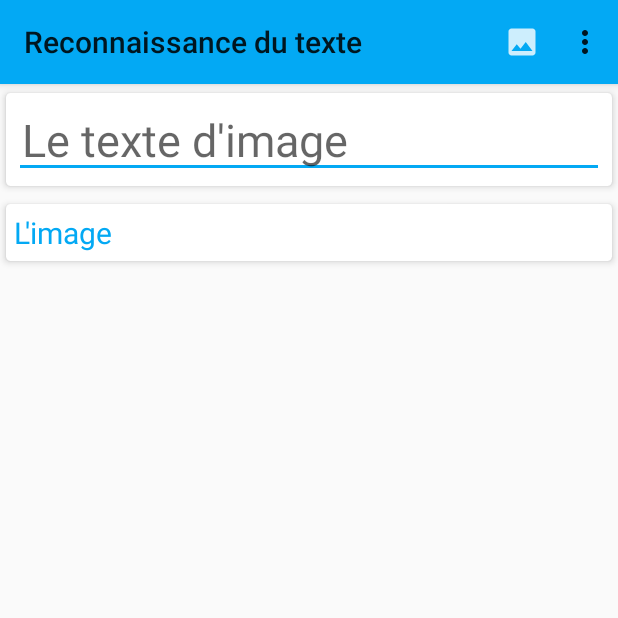
After one commit to badr1abbassi/android_project, an Android app: the Scanner screen opened directly, with no data from a screen before it, on a phone screen of 412 x 824 dp, the top half of it. The commit adds this screen. Run offline under Robolectric (Android 15) with nearby library versions, the phone set to English and light mode, and no system bars; libraries missing offline, so code that uses them is left out: com.theartofdev.edmodo.

Commit message:
image to text

```diff
--- a/app/build.gradle
+++ b/app/build.gradle
@@ -34,5 +34,9 @@ dependencies {
     implementation 'androidx.recyclerview:recyclerview:1.2.0-alpha01'
     implementation 'com.google.android.material:material:1.1.0'
 
+    //Scanner
+    implementation 'com.google.android.gms:play-services-vision:19.0.0'
+    implementation 'com.theartofdev.edmodo:android-image-cropper:2.8.+'
+
 
 }
--- /dev/null
+++ b/app/src/main/java/com/example/myapplication/Scanner.java
@@ -0,0 +1,226 @@
+package com.example.myapplication;
+
+import androidx.annotation.NonNull;
+import androidx.annotation.Nullable;
+import androidx.appcompat.app.ActionBar;
+import androidx.appcompat.app.AlertDialog;
+import androidx.appcompat.app.AppCompatActivity;
+import androidx.core.app.ActivityCompat;
+import androidx.core.content.ContextCompat;
+
+import android.Manifest;
+import android.content.ContentValues;
+import android.content.DialogInterface;
+import android.content.Intent;
+import android.content.pm.PackageManager;
+import android.graphics.Bitmap;
+import android.graphics.drawable.BitmapDrawable;
+import android.net.Uri;
+import android.os.Bundle;
+import android.provider.MediaStore;
+import android.util.SparseArray;
+import android.view.Menu;
+import android.view.MenuItem;
+import android.widget.EditText;
+import android.widget.ImageView;
+import android.widget.Switch;
+import android.widget.Toast;
+
+import com.google.android.gms.vision.Frame;
+import com.google.android.gms.vision.text.TextBlock;
+import com.google.android.gms.vision.text.TextRecognizer;
+import com.theartofdev.edmodo.cropper.CropImage;
+import com.theartofdev.edmodo.cropper.CropImageView;
+
+public class Scanner extends AppCompatActivity {
+    EditText mResultET;
+    ImageView mPreviewIv;
+
+    private static  final int CAMERA_REQUEST_CODE = 200;
+    private static  final int STORAGE_REQUEST_CODE = 400;
+    private static  final int IMAGE_PICK_GALLERY_CODE = 1000;
+    private static  final int IMAGE_PICK_CAMERA_CODE = 1001;
+
+    String cameraPermission[];
+    String storagePermission[];
+
+    Uri image_uri;
+
+    @Override
+    protected void onCreate(Bundle savedInstanceState) {
+        super.onCreate(savedInstanceState);
+        setContentView(R.layout.activity_scanner);
+        /*
+        actionBar = getSupportActionBar();
+        actionBar.setSubtitle("Cliquez sur l'icon d'image");
+         */
+        mResultET = findViewById(R.id.resultEt);
+        mPreviewIv = findViewById(R.id.imageIv);
+
+        cameraPermission = new String [] {Manifest.permission.CAMERA,
+                Manifest.permission.WRITE_EXTERNAL_STORAGE};
+        storagePermission = new String[] {Manifest.permission.WRITE_EXTERNAL_STORAGE};
+    }
+
+    @Override
+    public boolean onCreateOptionsMenu(Menu menu) {
+        getMenuInflater().inflate(R.menu.menu_main, menu);
+        return true;
+    }
+
+    @Override
+    public boolean onOptionsItemSelected(@NonNull MenuItem item) {
+        int id = item.getItemId();
+        if ( id == R.id.addImage){
+            showImageImportDialog();
+        }
+        if (id == R.id.settings) {
+            Toast.makeText(this, "Settings",Toast.LENGTH_SHORT).show();
+        }
+        return super.onOptionsItemSelected(item);
+    }
+
+    private void showImageImportDialog() {
+        String[] items = {" Camera", " Gallery"};
+        AlertDialog.Builder dialog = new AlertDialog.Builder(this);
+        dialog.setTitle("Choisir une image");
+        dialog.setItems(items, new DialogInterface.OnClickListener() {
+            @Override
+            public void onClick(DialogInterface dialog, int which) {
+                if(which == 0) {
+                    if (!checkCameraPermission()) {
+                        requestCameraPermissions();
+                    }
+                    else {
+                        pickCamera();
+                    }
+                }
+                if( which == 1) {
+                    if (!checkStoragePermission()) {
+                        requestStoragePermissions();
+                    }
+                    else {
+                        pickGallery();
+                    }
+
+                }
+            }
+        });
+        dialog.create().show();
+    }
+
+    private boolean checkCameraPermission(){
+        boolean result = ContextCompat.checkSelfPermission(this,
+                Manifest.permission.CAMERA) == (PackageManager.PERMISSION_GRANTED);
+        boolean result1 = ContextCompat.checkSelfPermission(this,
+                Manifest.permission.WRITE_EXTERNAL_STORAGE) == (PackageManager.PERMISSION_GRANTED);
+        return result && result1;
+    }
+
+    private void requestCameraPermissions() {
+        ActivityCompat.requestPermissions(this,cameraPermission, CAMERA_REQUEST_CODE);
+    }
+
+    private boolean checkStoragePermission() {
+        return ContextCompat.checkSelfPermission(this,
+                Manifest.permission.WRITE_EXTERNAL_STORAGE) == (PackageManager.PERMISSION_GRANTED);
+    }
+
+    private void requestStoragePermissions(){
+        ActivityCompat.requestPermissions(this,storagePermission, STORAGE_REQUEST_CODE);
+    }
+
+    private void pickCamera() {
+        ContentValues values = new ContentValues();
+        values.put(MediaStore.Images.Media.TITLE,"NewPic");
+        values.put(MediaStore.Images.Media.DESCRIPTION,"Image To text");
+        image_uri = getContentResolver().insert(MediaStore.Images.Media.EXTERNAL_CONTENT_URI, values);
+
+        Intent cameraIntent = new Intent(MediaStore.ACTION_IMAGE_CAPTURE);
+        cameraIntent.putExtra(MediaStore.EXTRA_OUTPUT, image_uri);
+        startActivityForResult(cameraIntent, IMAGE_PICK_CAMERA_CODE);
+    }
+
+    private void pickGallery(){
+        Intent intent = new Intent(Intent.ACTION_PICK);
+        intent.setType("image/*");
+        startActivityForResult(intent, IMAGE_PICK_GALLERY_CODE);
+    }
+
+    @Override
+    public void onRequestPermissionsResult(int requestCode, @NonNull String[] permissions, @NonNull int[] grantResults) {
+        switch (requestCode) {
+            case CAMERA_REQUEST_CODE:
+                if(grantResults.length >0) {
+                    boolean cameraAccepted = grantResults [0] ==
+                            PackageManager.PERMISSION_GRANTED;
+                    boolean writeStorageAccepted = grantResults[0] ==
+                            PackageManager.PERMISSION_GRANTED;
+                    if(cameraAccepted && writeStorageAccepted) {
+                        pickCamera();
+                    }
+                    else {
+                        Toast.makeText(this, "permission denied", Toast.LENGTH_SHORT).show();
+                    }
+                }
+                break;
+            case STORAGE_REQUEST_CODE:
+                if(grantResults.length >0) {
+                    boolean writeStorageAccepted = grantResults[0] ==
+                            PackageManager.PERMISSION_GRANTED;
+                    if(writeStorageAccepted) {
+                        pickGallery();
+                    }
+                    else {
+                        Toast.makeText(this, "permission denied", Toast.LENGTH_SHORT).show();
+                    }
+                }
+                break;
+        }
+    }
+
+    @Override
+    protected void onActivityResult(int requestCode, int resultCode, @Nullable Intent data) {
+        super.onActivityResult(requestCode, resultCode, data);
+        if (resultCode == RESULT_OK) {
+            if (requestCode == IMAGE_PICK_GALLERY_CODE) {
+                CropImage.activity(data.getData())
+                        .setGuidelines(CropImageView.Guidelines.ON).start(this);
+            }
+            if (requestCode == IMAGE_PICK_CAMERA_CODE) {
+                CropImage.activity(image_uri)
+                        .setGuidelines(CropImageView.Guidelines.ON).start(this);
+            }
+        }
+        if (requestCode == CropImage.CROP_IMAGE_ACTIVITY_REQUEST_CODE) {
+            CropImage.ActivityResult result = CropImage.getActivityResult(data);
+            if (resultCode == RESULT_OK) {
+                Uri resultUri = result.getUri();
+                mPreviewIv.setImageURI(resultUri);
+                BitmapDrawable bitmapDrawable = (BitmapDrawable)mPreviewIv.getDrawable();
+                Bitmap bitmap = bitmapDrawable.getBitmap();
+
+                TextRecognizer recognizer = new TextRecognizer.Builder(getApplicationContext()).build();
+
+                if (!recognizer.isOperational()) {
+                    Toast.makeText(this,"Error", Toast.LENGTH_SHORT).show();
+                }
+                else {
+                    Frame frame = new Frame.Builder().setBitmap(bitmap).build();
+                    SparseArray<TextBlock> items = recognizer.detect(frame);
+                    StringBuilder sb = new StringBuilder();
+                    for(int i=0; i<items.size(); i++) {
+                        TextBlock myItem = items.valueAt(i);
+                        sb.append(myItem.getValue());
+                        sb.append("\n");
+                    }
+                    mResultET.setText(sb.toString());
+                }
+            }
+            else if (resultCode == CropImage.CROP_IMAGE_ACTIVITY_RESULT_ERROR_CODE){
+                Exception error = result.getError();
+                Toast.makeText(this, ""+error, Toast.LENGTH_SHORT).show();
+            }
+        }
+    }
+}
--- /dev/null
+++ b/app/src/main/res/drawable-anydpi/ic_action_image.xml
@@ -0,0 +1,11 @@
+<vector xmlns:android="http://schemas.android.com/apk/res/android"
+    android:width="24dp"
+    android:height="24dp"
+    android:viewportWidth="24"
+    android:viewportHeight="24"
+    android:tint="#FFFFFF"
+    android:alpha="0.8">
+    <path
+        android:fillColor="#FF000000"
+        android:pathData="M21,19V5c0,-1.1 -0.9,-2 -2,-2H5c-1.1,0 -2,0.9 -2,2v14c0,1.1 0.9,2 2,2h14c1.1,0 2,-0.9 2,-2zM8.5,13.5l2.5,3.01L14.5,12l4.5,6H5l3.5,-4.5z"/>
+</vector>
--- a/app/src/main/res/layout/activity_main.xml
+++ b/app/src/main/res/layout/activity_main.xml
@@ -108,7 +108,7 @@
                                 <TextView
                                     android:layout_width="wrap_content"
                                     android:layout_height="wrap_content"
-                                    android:text="CAMERA"
+                                    android:text="@string/camera"
                                     android:textSize="16sp"
                                     android:layout_below="@+id/cameraImage"
                                     android:layout_centerHorizontal="true"
--- /dev/null
+++ b/app/src/main/res/layout/activity_scanner.xml
@@ -0,0 +1,82 @@
+<?xml version="1.0" encoding="utf-8"?>
+<RelativeLayout xmlns:android="http://schemas.android.com/apk/res/android"
+    xmlns:tools="http://schemas.android.com/tools"
+    android:layout_width="match_parent"
+    android:layout_height="match_parent"
+    xmlns:app="http://schemas.android.com/apk/res-auto"
+    android:orientation="vertical"
+    android:weightSum="5"
+    tools:context=".Scanner">
+
+    <ScrollView
+        android:layout_width="match_parent"
+        android:layout_height="wrap_content"
+        tools:ignore="UselessParent">
+        <LinearLayout
+            android:layout_width="match_parent"
+            android:layout_height="wrap_content"
+            android:orientation="vertical">
+
+            <androidx.cardview.widget.CardView
+                android:layout_width="match_parent"
+                android:layout_height="wrap_content"
+                app:cardBackgroundColor="#fff"
+                app:cardCornerRadius="3dp"
+                app:cardElevation="3dp"
+                app:cardUseCompatPadding="true">
+
+                <LinearLayout
+                    android:layout_width="match_parent"
+                    android:layout_height="wrap_content"
+                    android:orientation="vertical"
+                    android:padding="5dp">
+
+
+                    <EditText
+                        android:id="@+id/resultEt"
+                        android:layout_width="match_parent"
+                        android:layout_height="wrap_content"
+                        android:autoLink="all"
+                        android:hint="@string/r_sultat"
+                        android:importantForAutofill="no"
+                        android:inputType="textMultiLine"
+                        android:padding="5sp"
+                        android:textSize="30sp" />
+                </LinearLayout>
+            </androidx.cardview.widget.CardView>
+
+            <androidx.cardview.widget.CardView
+                android:layout_width="match_parent"
+                android:layout_height="wrap_content"
+                app:cardBackgroundColor="#fff"
+                app:cardCornerRadius="3dp"
+                app:cardElevation="3dp"
+                app:cardUseCompatPadding="true">
+
+                <LinearLayout
+                    android:layout_width="match_parent"
+                    android:layout_height="wrap_content"
+                    android:orientation="vertical"
+                    android:padding="5dp">
+
+                    <TextView
+                        android:layout_width="match_parent"
+                        android:layout_height="wrap_content"
+                        android:text="@string/image_preview"
+                        android:textColor="@color/colorPrimary"
+                        android:textSize="20sp" />
+
+                    <ImageView
+                        android:id="@+id/imageIv"
+                        android:layout_width="wrap_content"
+                        android:layout_height="wrap_content"
+                        android:contentDescription="@null"
+                        android:maxHeight="250dp" />
+                </LinearLayout>
+            </androidx.cardview.widget.CardView>
+
+        </LinearLayout>
+    </ScrollView>
+
+
+</RelativeLayout>
--- /dev/null
+++ b/app/src/main/res/menu/menu_main.xml
@@ -0,0 +1,12 @@
+<?xml version="1.0" encoding="utf-8"?>
+<menu xmlns:android="http://schemas.android.com/apk/res/android"
+    xmlns:app="http://schemas.android.com/apk/res-auto">
+    <item
+        android:id="@+id/addImage"
+        android:title="Add Image"
+        app:showAsAction="always"
+        android:icon="@drawable/ic_action_image"/>
+    <item
+        android:id="@+id/settings"
+        android:title="Setting" />
+</menu>
--- a/app/src/main/res/values/strings.xml
+++ b/app/src/main/res/values/strings.xml
@@ -1,8 +1,13 @@
 <resources>
-    <string name="app_name">My Application</string>
+    <string name="app_name">HELP ME</string>
     <string name="todo">TODO</string>
     <string name="help_me">HELP ME</string>
     <string name="localisation">LOCALISATION</string>
     <string name="taches">TACHES</string>
     <string name="title_activity_maps">Map</string>
+    <string name="txt_message">Texte</string>
+    <string name="image_preview">L\'image</string>
+    <string name="r_sultat">Le texte d\'image</string>
+    <string name="title_activity_scanner">Reconnaissance du texte</string>
+    <string name="camera">IMAGE AU TEXTE</string>
 </resources>
--- a/app/src/main/res/values/styles.xml
+++ b/app/src/main/res/values/styles.xml
@@ -1,7 +1,7 @@
 <resources>
 
     <!-- Base application theme. -->
-    <style name="AppTheme" parent="Theme.AppCompat.Light.NoActionBar">
+    <style name="AppTheme" parent="Theme.AppCompat.Light">
         <!-- Customize your theme here. -->
         <item name="colorPrimary">@color/colorPrimary</item>
         <item name="colorPrimaryDark">@color/colorPrimaryDark</item>
--- a/build.gradle
+++ b/build.gradle
@@ -7,7 +7,7 @@ buildscript {
 
     }
     dependencies {
-        classpath 'com.android.tools.build:gradle:3.5.3'
+        classpath 'com.android.tools.build:gradle:3.6.1'
 
         // NOTE: Do not place your application dependencies here; they belong
         // in the individual module build.gradle files
```
Also changed, not shown: app/src/main/AndroidManifest.xml (+10 -0 lines), app/src/main/java/com/example/myapplication/MainActivity.java (+18 -0 lines), app/src/main/res/drawable-hdpi/ic_action_image.png (added), app/src/main/res/drawable-mdpi/ic_action_image.png (added), app/src/main/res/drawable-xhdpi/ic_action_image.png (added), app/src/main/res/drawable-xxhdpi/ic_action_image.png (added), gradle/wrapper/gradle-wrapper.properties.
